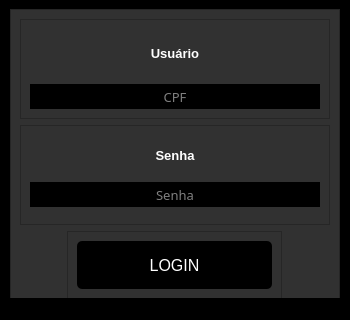
The window that interfaces/tela_login_New.ui (projeto-padaria/Padaria) describes before a commit, drawn with Qt 5.
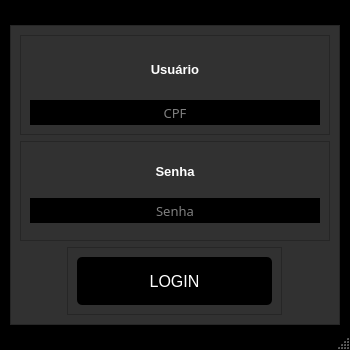
The same window after the commit.

The edit to the form file:
```diff
--- a/interfaces/tela_login_New.ui
+++ b/interfaces/tela_login_New.ui
@@ -7,42 +7,44 @@
     <x>0</x>
     <y>0</y>
     <width>350</width>
-    <height>320</height>
+    <height>350</height>
    </rect>
   </property>
   <property name="minimumSize">
    <size>
     <width>350</width>
-    <height>320</height>
+    <height>350</height>
    </size>
   </property>
   <property name="maximumSize">
    <size>
     <width>350</width>
-    <height>320</height>
+    <height>350</height>
    </size>
   </property>
   <property name="windowTitle">
    <string>MainWindow</string>
   </property>
   <property name="styleSheet">
-   <string notr="true">background-color: rgb(0, 0, 0);</string>
+   <string notr="true">
+
+</string>
   </property>
   <widget class="QWidget" name="centralwidget">
    <property name="minimumSize">
     <size>
      <width>350</width>
-     <height>300</height>
+     <height>350</height>
     </size>
    </property>
    <property name="maximumSize">
     <size>
      <width>350</width>
-     <height>300</height>
+     <height>350</height>
     </size>
    </property>
    <property name="styleSheet">
-    <string notr="true"/>
+    <string notr="true">background-color: rgb(0, 0, 0);</string>
    </property>
    <layout class="QVBoxLayout" name="verticalLayout">
     <property name="topMargin">
```
